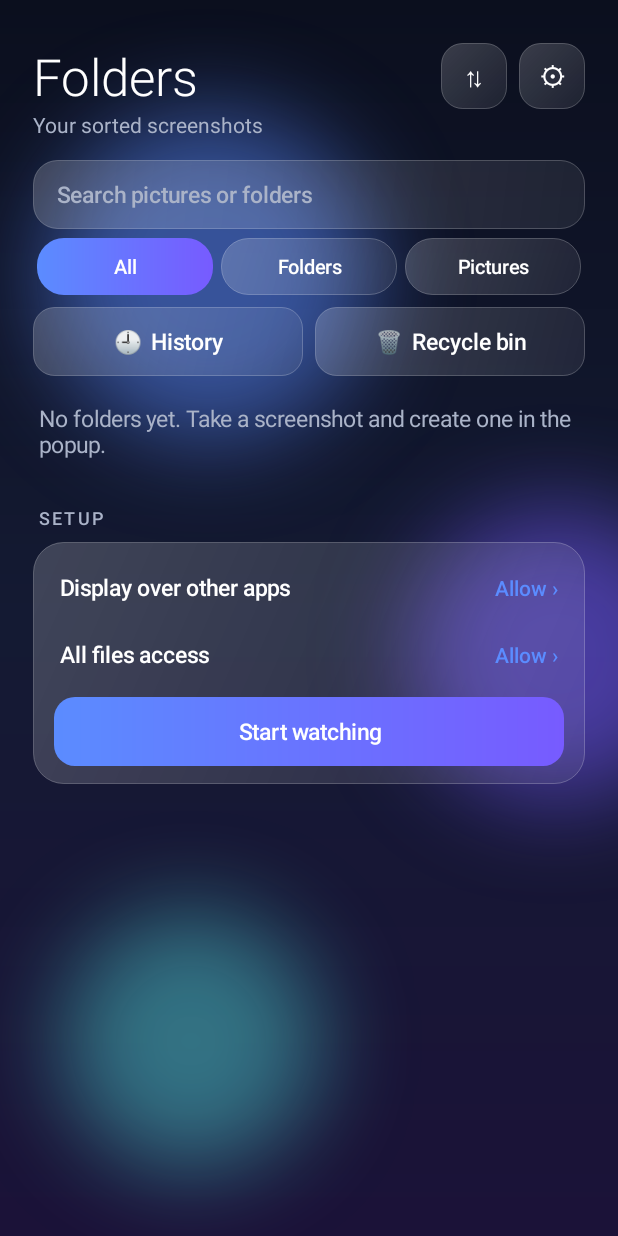
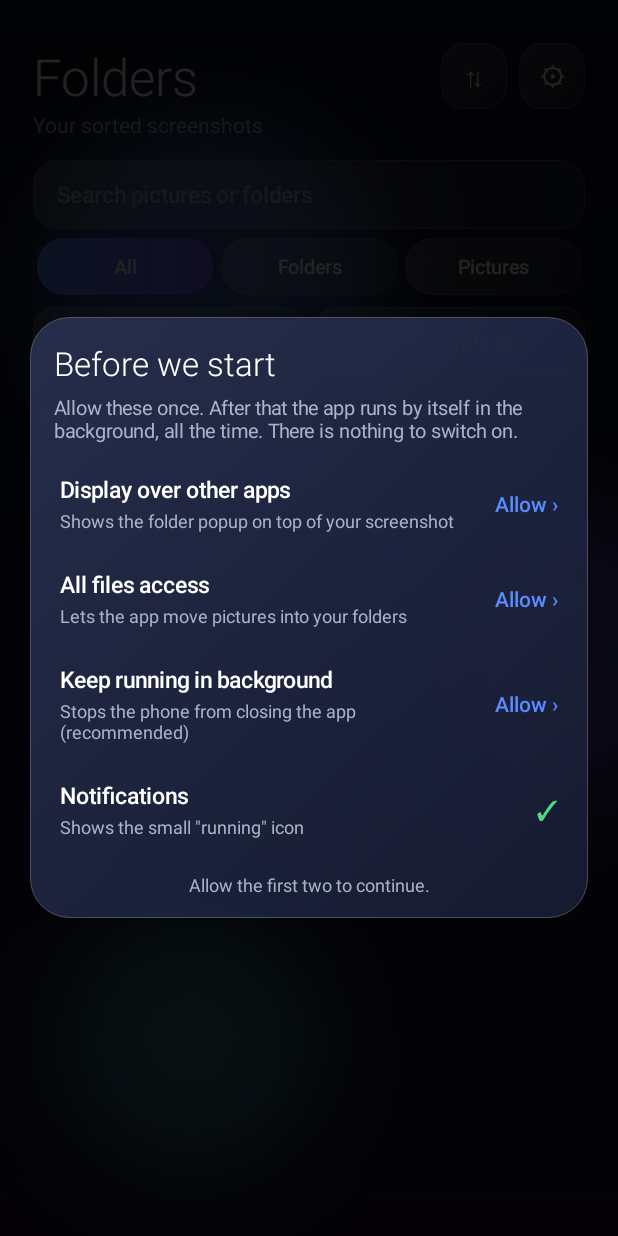
Before and after one commit to adil68475-del/ScreenshotSorter, an Android app: the screen it shows after launch (MainActivity), on a phone screen of 412 x 824 dp. Run offline under Robolectric (Android 15) with nearby library versions, the phone set to English and light mode, and no system bars; 1 statement that could not run was skipped.

Commit message:
Add files via upload

```diff
--- a/app/src/main/java/com/sorter/shots/MainActivity.kt
+++ b/app/src/main/java/com/sorter/shots/MainActivity.kt
@@ -1,15 +1,9 @@
 package com.sorter.shots
 
-import android.Manifest
 import android.app.Activity
-import android.app.ActivityManager
 import android.content.Intent
-import android.graphics.Color
-import android.net.Uri
 import android.os.Build
 import android.os.Bundle
-import android.os.Environment
-import android.provider.Settings
 import android.text.Editable
 import android.text.InputType
 import android.text.TextUtils
@@ -21,9 +15,9 @@ import android.view.WindowManager
 import android.view.animation.DecelerateInterpolator
 import android.view.inputmethod.EditorInfo
 import android.widget.EditText
+import android.widget.FrameLayout
 import android.widget.LinearLayout
 import android.widget.ScrollView
-import android.widget.TextView
 import android.widget.Toast
 import java.io.File
 
@@ -32,11 +26,11 @@ private const val WRAP = ViewGroup.LayoutParams.WRAP_CONTENT
 
 class MainActivity : Activity() {
     private lateinit var foldersBox: LinearLayout
-    private lateinit var setupBox: LinearLayout
     private lateinit var pillsRow: LinearLayout
     private lateinit var searchBox: EditText
     private lateinit var backdrop: Backdrop
     private lateinit var scroll: ScrollView
+    private var gate: FrameLayout? = null
     private var scope = "All"
     private var loadedVer = 0
 
@@ -109,23 +103,11 @@ class MainActivity : Activity() {
         pLp.topMargin = dp(8)
         col.addView(pillsRow, pLp)
 
-        val spacer = View(this)
-        col.addView(spacer, LinearLayout.LayoutParams(MATCH, dp(14)))
+        col.addView(View(this), LinearLayout.LayoutParams(MATCH, dp(14)))
 
         foldersBox = LinearLayout(this)
         foldersBox.orientation = LinearLayout.VERTICAL
         col.addView(foldersBox)
-
-        val st = Ui.text(this, "SETUP", 12f, Ui.muted(), Ui.medium())
-        st.letterSpacing = 0.12f
-        st.setPadding(dp(4), dp(26), 0, dp(8))
-        col.addView(st)
-
-        setupBox = LinearLayout(this)
-        setupBox.orientation = LinearLayout.VERTICAL
-        setupBox.setPadding(dp(14), dp(8), dp(14), dp(12))
-        setupBox.background = Ui.glass(this, 20)
-        col.addView(setupBox)
 
         scroll = ScrollView(this)
         scroll.isVerticalScrollBarEnabled = false
@@ -136,10 +118,6 @@ class MainActivity : Activity() {
         Ui.styleWindow(this)
         Ui.fadeIn(scroll)
         col.requestFocus()
-
-        if (Build.VERSION.SDK_INT >= 33) {
-            requestPermissions(arrayOf(Manifest.permission.POST_NOTIFICATIONS), 1)
-        }
     }
 
     override fun onResume() {
@@ -149,7 +127,12 @@ class MainActivity : Activity() {
             return
         }
         backdrop.start()
-        refreshSetup()
+        // The watcher starts by itself as soon as the permissions are there.
+        if (Perms.core(this)) {
+            Watchdog.schedule(this)
+            Watchdog.ensure(this)
+        }
+        updateGate()
         refreshPills()
         refreshFolders()
     }
@@ -159,11 +142,76 @@ class MainActivity : Activity() {
         if (::backdrop.isInitialized) backdrop.stop()
     }
 
-    @Suppress("DEPRECATION")
-    private fun serviceRunning(): Boolean {
-        val am = getSystemService(ActivityManager::class.java)
-        return am.getRunningServices(100).any { it.service.className == WatcherService::class.java.name }
+    override fun onRequestPermissionsResult(requestCode: Int, permissions: Array<out String>, grantResults: IntArray) {
+        super.onRequestPermissionsResult(requestCode, permissions, grantResults)
+        updateGate()
     }
+
+    // ------------------------------------------------------------ mandatory permission pop-up
+
+    private fun updateGate() {
+        val old = gate
+        if (old != null) (old.parent as? ViewGroup)?.removeView(old)
+        gate = null
+
+        val core = Perms.core(this)
+        val allDone = core && Perms.battery(this) && Perms.notif(this)
+        val sp = Prefs.sp(this)
+        if (allDone) sp.edit().putBoolean("gateSeen", true).apply()
+        val seen = sp.getBoolean("gateSeen", false)
+        if (core && (seen || allDone)) return
+
+        val content = findViewById<ViewGroup>(android.R.id.content)
+        val dim = FrameLayout(this)
+        dim.setBackgroundColor(0xDD000000.toInt())
+        dim.isClickable = true
+
+        val c = Ui.panel(this)
+        c.addView(Ui.text(this, "Before we start", 22f, Ui.fg(), Ui.light()))
+        val intro = Ui.text(
+            this,
+            "Allow these once. After that the app runs by itself in the background, all the time. There is nothing to switch on.",
+            13f, Ui.muted()
+        )
+        intro.setPadding(0, dp(6), 0, dp(8))
+        c.addView(intro)
+        c.addView(
+            Ui.row(this, "Display over other apps", "Shows the folder popup on top of your screenshot",
+                Ui.status(this, Perms.overlay(this))) { Perms.openOverlay(this) }
+        )
+        c.addView(
+            Ui.row(this, "All files access", "Lets the app move pictures into your folders",
+                Ui.status(this, Perms.files())) { Perms.openFiles(this) }
+        )
+        c.addView(
+            Ui.row(this, "Keep running in background", "Stops the phone from closing the app (recommended)",
+                Ui.status(this, Perms.battery(this))) { Perms.openBattery(this) }
+        )
+        if (Build.VERSION.SDK_INT >= 33) {
+            c.addView(
+                Ui.row(this, "Notifications", "Shows the small \"running\" icon",
+                    Ui.status(this, Perms.notif(this))) { Perms.askNotif(this) }
+            )
+        }
+        if (core) {
+            c.addView(Ui.button(this, "Continue", true, true) {
+                Prefs.sp(this).edit().putBoolean("gateSeen", true).apply()
+                updateGate()
+            })
+        } else {
+            val hint = Ui.text(this, "Allow the first two to continue.", 12f, Ui.muted())
+            hint.gravity = Gravity.CENTER
+            hint.setPadding(0, dp(10), 0, 0)
+            c.addView(hint, LinearLayout.LayoutParams(MATCH, WRAP))
+        }
+
+        val w = minOf(resources.displayMetrics.widthPixels - dp(40), dp(380))
+        dim.addView(c, FrameLayout.LayoutParams(w, WRAP, Gravity.CENTER))
+        content.addView(dim, FrameLayout.LayoutParams(MATCH, MATCH))
+        gate = dim
+    }
+
+    // ------------------------------------------------------------ navigation
 
     private fun openMode(mode: String) {
         val i = Intent(this, FolderActivity::class.java)
@@ -229,38 +277,6 @@ class MainActivity : Activity() {
         lp2.leftMargin = dp(4)
         pillsRow.addView(h, lp1)
         pillsRow.addView(t, lp2)
-    }
-
-    // ------------------------------------------------------------ setup card
-
-    private fun status(ok: Boolean): TextView =
-        if (ok) Ui.text(this, "✓", 18f, Ui.GREEN, Ui.medium())
-        else Ui.text(this, "Allow ›", 14f, Theme.accent, Ui.medium())
-
-    private fun refreshSetup() {
-        setupBox.removeAllViews()
-        val overlay = Settings.canDrawOverlays(this)
-        val files = Environment.isExternalStorageManager()
-        setupBox.addView(Ui.row(this, "Display over other apps", null, status(overlay)) {
-            startActivity(Intent(Settings.ACTION_MANAGE_OVERLAY_PERMISSION, Uri.parse("package:$packageName")))
-        })
-        setupBox.addView(Ui.row(this, "All files access", null, status(files)) {
-            startActivity(Intent(Settings.ACTION_MANAGE_APP_ALL_FILES_ACCESS_PERMISSION, Uri.parse("package:$packageName")))
-        })
-        val running = serviceRunning()
-        val label = if (running) "Stop watching" else "Start watching"
-        setupBox.addView(Ui.button(this, label, !running, true) {
-            if (running) {
-                stopService(Intent(this, WatcherService::class.java))
-                Prefs.sp(this).edit().putBoolean("watching", false).apply()
-            } else if (overlay && files) {
-                startForegroundService(Intent(this, WatcherService::class.java))
-                Prefs.sp(this).edit().putBoolean("watching", true).apply()
-            } else {
-                Toast.makeText(this, "Allow both permissions first", Toast.LENGTH_SHORT).show()
-            }
-            scroll.postDelayed({ refreshSetup() }, 500)
-        })
     }
 
     // ------------------------------------------------------------ folders
--- a/app/src/main/java/com/sorter/shots/Ui.kt
+++ b/app/src/main/java/com/sorter/shots/Ui.kt
@@ -300,6 +300,9 @@ object Ui {
         }
         return box
     }
+
+    fun status(ctx: Context, ok: Boolean): TextView =
+        if (ok) text(ctx, "✓", 18f, GREEN, medium()) else text(ctx, "Allow ›", 14f, Theme.accent, medium())
 
     fun onOffPill(ctx: Context, on: Boolean): TextView {
         val t = text(ctx, if (on) "ON" else "OFF", 12f, if (on) Color.WHITE else muted(), medium())
```
Also changed, not shown: app/src/main/java/com/sorter/shots/Perms.kt (added, +119 -0 lines), app/src/main/java/com/sorter/shots/SettingsActivity.kt (+42 -18 lines), app/src/main/java/com/sorter/shots/WatcherService.kt (+26 -16 lines).
